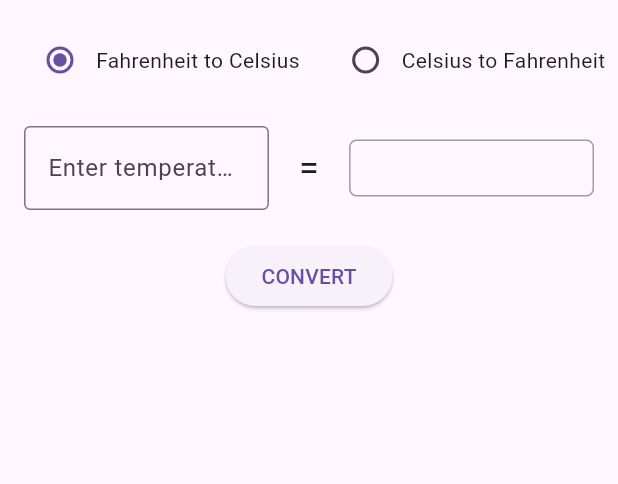
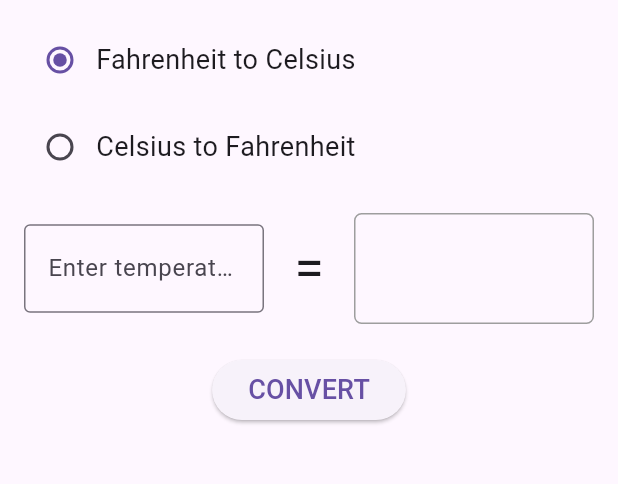
Before and after one commit to Telesphore-Uwabera/temperature_conversion_app, a Flutter app: the screen it shows after launch, on a phone screen of 412 x 824 dp, the part 84-568 px from its top. Run offline on Flutter 3.47's test engine with Material 3 defaults, Android fonts, the phone set to English and light mode, and no system bars.

Commit message:
The App is wooow!

```diff
--- a/lib/main.dart
+++ b/lib/main.dart
@@ -59,7 +59,8 @@ class _TemperatureConverterHomePageState
 
     setState(() {
       _result = convertedValue.toStringAsFixed(2);
-      _history.insert(0, '$conversionType: ${value.toStringAsFixed(1)} => $_result');
+      _history.insert(
+          0, '$conversionType: ${value.toStringAsFixed(1)} => $_result');
     });
   }
 
@@ -73,14 +74,20 @@ class _TemperatureConverterHomePageState
         ),
         backgroundColor: Colors.green,
       ),
-      body: OrientationBuilder(
-        builder: (context, orientation) {
-          return Padding(
-            padding: const EdgeInsets.all(16.0),
+      body: Center(
+        child: Container(
+          padding: EdgeInsets.all(16.0),
+          width: double.infinity,
+          constraints: BoxConstraints(maxWidth: 600), // Adjust maxWidth as needed
           child: Column(
+            mainAxisAlignment: MainAxisAlignment.center,
             children: [
               Row(
                 mainAxisAlignment: MainAxisAlignment.center,
+                children: [
+                  Expanded(
+                    child: Column(
+                      crossAxisAlignment: CrossAxisAlignment.start,
                       children: [
                         Row(
                           mainAxisSize: MainAxisSize.min,
@@ -94,10 +101,13 @@ class _TemperatureConverterHomePageState
                                 });
                               },
                             ),
-                        Text('Fahrenheit to Celsius'),
+                            Text(
+                              'Fahrenheit to Celsius',
+                              style: TextStyle(fontSize: 18),
+                            ),
                           ],
                         ),
-                    SizedBox(width: 20),
+                        SizedBox(height: 10),
                         Row(
                           mainAxisSize: MainAxisSize.min,
                           children: [
@@ -110,8 +120,14 @@ class _TemperatureConverterHomePageState
                                 });
                               },
                             ),
-                        Text('Celsius to Fahrenheit'),
+                            Text(
+                              'Celsius to Fahrenheit',
+                              style: TextStyle(fontSize: 18),
+                            ),
                           ],
+                        ),
+                      ],
+                    ),
                   ),
                 ],
               ),
@@ -127,17 +143,19 @@ class _TemperatureConverterHomePageState
                         border: OutlineInputBorder(),
                       ),
                       keyboardType: TextInputType.number,
+                      style: TextStyle(fontSize: 18),
                     ),
                   ),
                   SizedBox(width: 20),
                   Text(
                     '=',
-                      style: TextStyle(fontSize: 24),
+                    style: TextStyle(fontSize: 36),
                   ),
                   SizedBox(width: 20),
                   Expanded(
                     child: Container(
-                        padding: EdgeInsets.symmetric(horizontal: 10, vertical: 5),
+                      padding:
+                          EdgeInsets.symmetric(horizontal: 20, vertical: 10),
                       decoration: BoxDecoration(
                         border: Border.all(color: Colors.grey),
                         borderRadius: BorderRadius.circular(5),
@@ -145,7 +163,7 @@ class _TemperatureConverterHomePageState
                       child: Center(
                         child: Text(
                           _result,
-                            style: TextStyle(fontSize: 18),
+                          style: TextStyle(fontSize: 36),
                           textAlign: TextAlign.center,
                         ),
                       ),
@@ -156,21 +174,30 @@ class _TemperatureConverterHomePageState
               SizedBox(height: 20),
               ElevatedButton(
                 onPressed: _convert,
-                  child: Text('CONVERT'),
+                child: Text(
+                  'CONVERT',
+                  style: TextStyle(fontSize: 18),
+                ),
               ),
               SizedBox(height: 20),
               Expanded(
                 child: SingleChildScrollView(
                   child: Column(
                     crossAxisAlignment: CrossAxisAlignment.start,
-                      children: _history.map((conversion) => Text(conversion)).toList(),
+                    children: _history
+                        .map(
+                          (conversion) => Text(
+                            conversion,
+                            style: TextStyle(fontSize: 18),
+                          ),
+                        )
+                        .toList(),
                   ),
                 ),
               ),
             ],
           ),
-          );
-        },
+        ),
       ),
     );
   }
```
Lines whose indentation alone changed are shown as unchanged.
